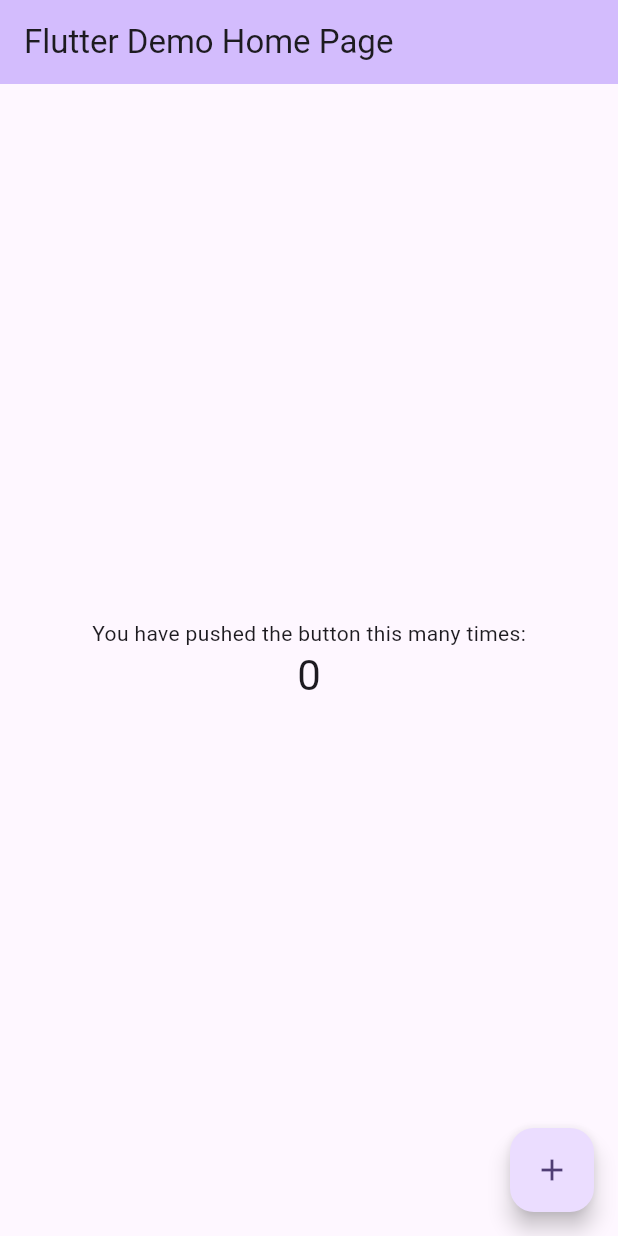
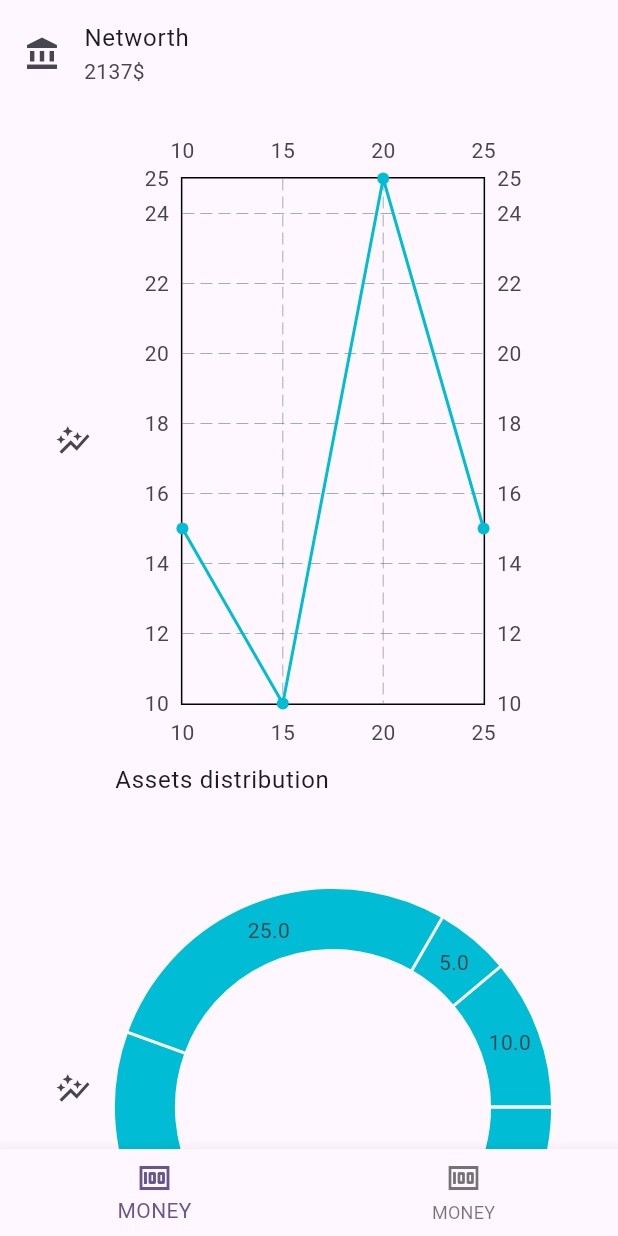
Before and after one commit to bogbrz/Revolut_type_clone, a Flutter app: the screen it shows after launch, on a phone screen of 412 x 824 dp. Run offline on Flutter 3.47's test engine with Material 3 defaults, Android fonts, the phone set to English and light mode, and no system bars; drawn by our look-alikes of fl_chart.

Commit message:
IMPLEMENT FL_CHART

```diff
--- /dev/null
+++ b/lib/app.dart
@@ -0,0 +1,20 @@
+import 'package:flutter/material.dart';
+import 'package:portfolio/home.dart';
+
+class MyApp extends StatelessWidget {
+  const MyApp({super.key});
+
+  // This widget is the root of your application.
+  @override
+  Widget build(BuildContext context) {
+    return MaterialApp(
+      title: 'Flutter Demo',
+      theme: ThemeData(
+
+        colorScheme: ColorScheme.fromSeed(seedColor: Colors.deepPurple),
+        useMaterial3: true,
+      ),
+      home:  MyHomePage(),
+    );
+  }
+}
--- /dev/null
+++ b/lib/home.dart
@@ -0,0 +1,76 @@
+import 'package:flutter/material.dart';
+import 'package:fl_chart/fl_chart.dart';
+
+class MyHomePage extends StatelessWidget {
+  const MyHomePage({
+    super.key,
+  });
+
+  @override
+  Widget build(BuildContext context) {
+    return SafeArea(
+      child: Scaffold(
+          bottomNavigationBar: BottomNavigationBar(items: [
+            BottomNavigationBarItem(icon: Icon(Icons.money), label: "MONEY"),
+            BottomNavigationBarItem(icon: Icon(Icons.money), label: "MONEY")
+          ]),
+          body: Expanded(
+            child: Center(
+              child: ListView(
+                children: [
+                  Expanded(
+                    child: Column(
+                      spacing: 8,
+                      children: [
+                        ListTile(
+                          tileColor: Colors.transparent,
+                          leading: Icon(Icons.account_balance),
+                          subtitle: Text("2137\$"),
+                          title: Text("Networth"),
+                        ),
+                        SizedBox(
+                          width: MediaQuery.of(context).size.width * 0.9,
+                          height: MediaQuery.of(context).size.height * 0.5,
+                          child: ListTile(
+                            tileColor: Colors.transparent,
+                            leading: Icon(Icons.auto_graph_sharp),
+                            subtitle: LineChart(LineChartData(
+                              lineBarsData: [
+                                LineChartBarData(spots: [
+                                  FlSpot(10, 15),
+                                  FlSpot(15, 10),
+                                  FlSpot(20, 25),
+                                  FlSpot(25, 15)
+                                ]),
+                              ],
+                            )),
+                          ),
+                        ),
+                        SizedBox(
+                          width: MediaQuery.of(context).size.width * 0.9,
+                          height: MediaQuery.of(context).size.height * 0.5,
+                          child: ListTile(
+                            tileColor: Colors.transparent,
+                            leading: Icon(Icons.auto_graph_sharp),
+                            subtitle: PieChart(PieChartData(
+                              sections: [
+                                PieChartSectionData(value: 15),
+                                PieChartSectionData(value: 35),
+                                PieChartSectionData(value: 25),
+                                PieChartSectionData(value: 5),
+                                PieChartSectionData(value: 10),
+                              ],
+                            )),
+                            title: Text("Assets distribution"),
+                          ),
+                        ),
+                      ],
+                    ),
+                  )
+                ],
+              ),
+            ),
+          )),
+    );
+  }
+}
--- a/lib/main.dart
+++ b/lib/main.dart
@@ -1,79 +1,6 @@
 import 'package:flutter/material.dart';
+import 'package:portfolio/app.dart';
 
 void main() {
   runApp(const MyApp());
 }
-
-class MyApp extends StatelessWidget {
-  const MyApp({super.key});
-
-  // This widget is the root of your application.
-  @override
-  Widget build(BuildContext context) {
-    return MaterialApp(
-      title: 'Flutter Demo',
-      theme: ThemeData(
-
-        colorScheme: ColorScheme.fromSeed(seedColor: Colors.deepPurple),
-        useMaterial3: true,
-      ),
-      home: const MyHomePage(title: 'Flutter Demo Home Page'),
-    );
-  }
-}
-
-class MyHomePage extends StatefulWidget {
-  const MyHomePage({super.key, required this.title});
-
-
-
-  final String title;
-
-  @override
-  State<MyHomePage> createState() => _MyHomePageState();
-}
-
-class _MyHomePageState extends State<MyHomePage> {
-  int _counter = 0;
-
-  void _incrementCounter() {
-    setState(() {
-
-      _counter++;
-    });
-  }
-
-  @override
-  Widget build(BuildContext context) {
-
-    return Scaffold(
-      appBar: AppBar(
-
-        backgroundColor: Theme.of(context).colorScheme.inversePrimary,
-
-        title: Text(widget.title),
-      ),
-      body: Center(
-
-        child: Column(
-
-          mainAxisAlignment: MainAxisAlignment.center,
-          children: <Widget>[
-            const Text(
-              'You have pushed the button this many times:',
-            ),
-            Text(
-              '$_counter',
-              style: Theme.of(context).textTheme.headlineMedium,
-            ),
-          ],
-        ),
-      ),
-      floatingActionButton: FloatingActionButton(
-        onPressed: _incrementCounter,
-        tooltip: 'Increment',
-        child: const Icon(Icons.add),
-      ),
-    );
-  }
-}
--- a/pubspec.yaml
+++ b/pubspec.yaml
@@ -34,6 +34,7 @@ dependencies:
   # The following adds the Cupertino Icons font to your application.
   # Use with the CupertinoIcons class for iOS style icons.
   cupertino_icons: ^1.0.8
+  fl_chart: ^0.70.1
 
 dev_dependencies:
   flutter_test:
```
Also changed, not shown: pubspec.lock, 1 other file.
